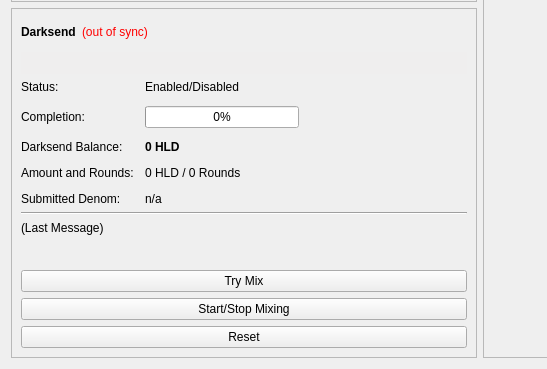
hronopay/fd, file src/qt/forms/overviewpage.ui: the form before one commit; both pictures show x 0 to 547 and y 240 to 609 of the 960 by 609 pixel window.
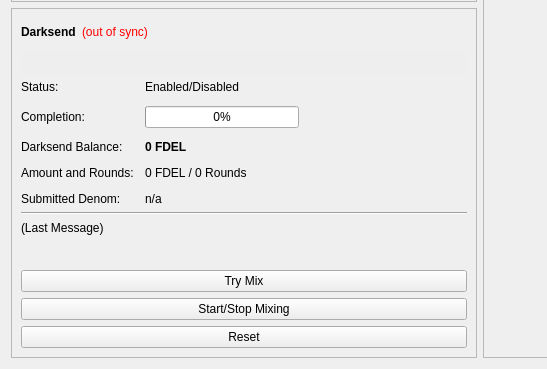
The form after the commit.

The edit to the form file:
```diff
--- a/src/qt/forms/overviewpage.ui
+++ b/src/qt/forms/overviewpage.ui
@@ -1007,7 +1007,7 @@
                </font>
               </property>
               <property name="text">
-               <string notr="true">0 HLD</string>
+               <string notr="true">0 FDEL</string>
               </property>
              </widget>
             </item>
@@ -1021,7 +1021,7 @@
             <item row="4" column="1">
              <widget class="QLabel" name="labelAmountRounds">
               <property name="text">
-               <string>0 HLD / 0 Rounds</string>
+               <string>0 FDEL / 0 Rounds</string>
               </property>
              </widget>
             </item>
```
